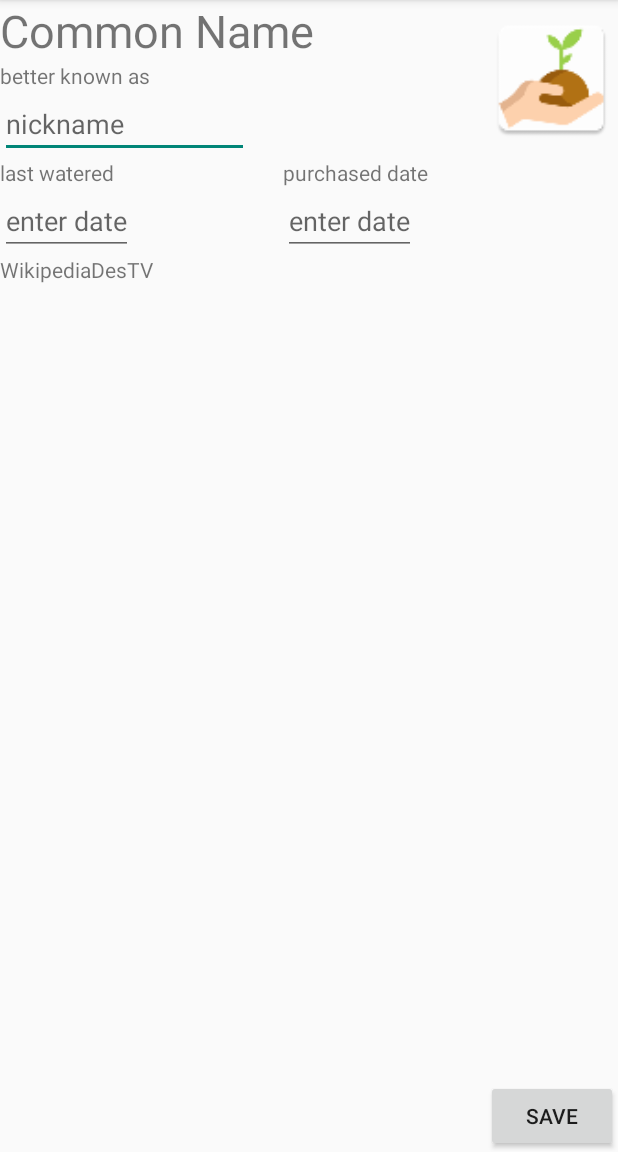
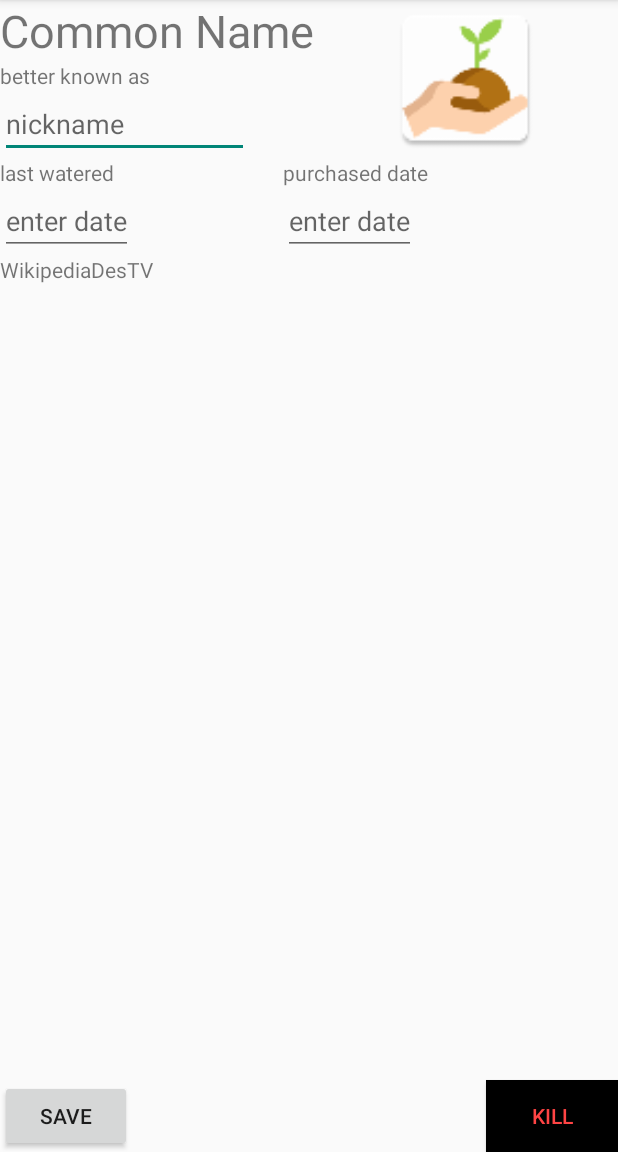
Before and after one commit to JNorbury/Jonahnorbury-pset6, an Android app: the ShowPlantActivity screen opened directly, with no data from a screen before it, on a phone screen of 412 x 824 dp, the part 84-1236 px from its top. Run offline under Robolectric (Android 15) with nearby library versions, the phone set to English and light mode, and no system bars; our stand-ins replace Firebase (no records; nobody signed in at launch, a user with empty details on screens opened directly); 6 statements that could not run were skipped.

Commit message:
removing items via kill function done, longitemclick does not function.

```diff
--- a/app/src/main/res/layout/activity_show_plant.xml
+++ b/app/src/main/res/layout/activity_show_plant.xml
@@ -15,8 +15,20 @@
         android:text="@string/save_btn_text"
         android:id="@+id/okplantBTN"
         android:layout_alignParentBottom="true"
-        android:layout_alignParentRight="true"
-        android:layout_alignParentEnd="true" />
+        android:layout_alignParentLeft="true"
+        android:layout_alignParentStart="true" />
+
+    <Button
+        android:layout_width="wrap_content"
+        android:layout_height="wrap_content"
+        android:onClick="onClickKillPlant"
+        android:textColor="@android:color/holo_red_light"
+        android:background="@android:color/black"
+        android:text="@string/kill_plant_btn"
+        android:id="@+id/notokplantBTN"
+        android:layout_alignParentBottom="true"
+        android:layout_alignParentEnd="true"
+        android:layout_alignParentRight="true"/>
 
     <TextView
         android:text="@string/wikipediadestv_txt"
@@ -42,9 +54,7 @@
         android:layout_alignParentEnd="true"
         android:layout_above="@+id/masterhorLL"
         android:layout_toEndOf="@+id/plantnameTV"
-        android:layout_toRightOf="@+id/plantnameTV"
-        android:layout_alignLeft="@+id/okplantBTN"
-        android:layout_alignStart="@+id/okplantBTN" />
+        android:layout_toRightOf="@+id/plantnameTV" />
 
     <LinearLayout
         android:orientation="vertical"
--- a/app/src/main/res/layout/plant_list_item_layout.xml
+++ b/app/src/main/res/layout/plant_list_item_layout.xml
@@ -13,6 +13,9 @@
         android:layout_height="wrap_content"
         android:id="@+id/checkboxfav"
         android:paddingTop="40dp"
+        android:paddingLeft="10dp"
+        android:paddingRight="10dp"
+        android:gravity="center"
         android:onClick="addFav"/>
 
     <LinearLayout
--- a/app/src/main/res/values/strings.xml
+++ b/app/src/main/res/values/strings.xml
@@ -68,4 +68,6 @@
     <string name="better_known_as_tv">better known as</string>
     <string name="last_watered_tv">last watered</string>
     <string name="save_btn_text">Save</string>
+    <string name="plant_name_list_index_text">Plant Name</string>
+    <string name="kill_plant_btn">Kill</string>
 </resources>
```
Also changed, not shown: app/src/main/java/jnorbury/jonahnorbury_pset6/LoadPlantFactsAsyncTask.java (+18 -8 lines), app/src/main/java/jnorbury/jonahnorbury_pset6/MainActivity.java (+12 -0 lines), app/src/main/java/jnorbury/jonahnorbury_pset6/Plant.java (+4 -13 lines), app/src/main/java/jnorbury/jonahnorbury_pset6/ShowPlantActivity.java (+30 -31 lines), app/src/main/res/layout/activity_main.xml (+23 -17 lines), app/src/main/ic_star-web.png (added), app/src/main/res/mipmap-hdpi/ic_star.png (added), app/src/main/res/mipmap-mdpi/ic_star.png (added), app/src/main/res/mipmap-xhdpi/ic_star.png (added), app/src/main/res/mipmap-xxhdpi/ic_star.png (added), app/src/main/res/mipmap-xxxhdpi/ic_star.png (added).
